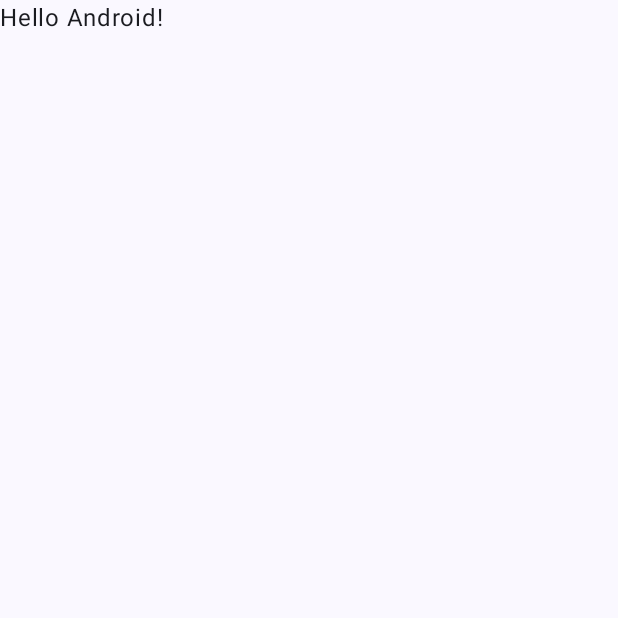
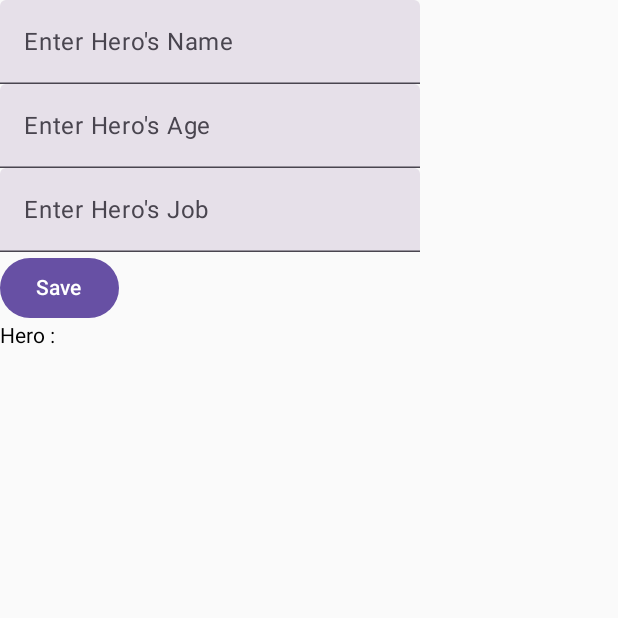
Before and after one commit to SezerBugday/KotlinTrials, an Android app built with Jetpack Compose: the screen it shows after launch (MainActivity), on a phone screen of 412 x 824 dp, the top half of it. Before the commit the part shown is almost empty. Run offline under Robolectric (Android 15) with nearby library versions, the phone set to English and light mode, and no system bars.

Commit message:
project finished

```diff
--- a/TrialOne_SuperHero/app/build.gradle
+++ b/TrialOne_SuperHero/app/build.gradle
@@ -37,7 +37,7 @@ android {
         compose true
     }
     composeOptions {
-        kotlinCompilerExtensionVersion '1.3.2'
+        kotlinCompilerExtensionVersion = "1.5.0"
     }
     packagingOptions {
         resources {
--- a/TrialOne_SuperHero/app/src/main/java/com/sezer/trialone_superhero/MainActivity.kt
+++ b/TrialOne_SuperHero/app/src/main/java/com/sezer/trialone_superhero/MainActivity.kt
@@ -1,46 +1,83 @@
+@file:OptIn(ExperimentalMaterial3Api::class)
+
 package com.sezer.trialone_superhero
 
 import android.os.Bundle
 import androidx.activity.ComponentActivity
 import androidx.activity.compose.setContent
+import androidx.compose.foundation.layout.Column
 import androidx.compose.foundation.layout.fillMaxSize
+import androidx.compose.material3.Button
+import androidx.compose.material3.ExperimentalMaterial3Api
 import androidx.compose.material3.MaterialTheme
 import androidx.compose.material3.Surface
-import androidx.compose.material3.Text
+import androidx.compose.material3.TextField
 import androidx.compose.runtime.Composable
+import androidx.compose.runtime.getValue
+import androidx.compose.runtime.mutableStateOf
+import androidx.compose.runtime.remember
+import androidx.compose.runtime.setValue
 import androidx.compose.ui.Modifier
 import androidx.compose.ui.tooling.preview.Preview
 import com.sezer.trialone_superhero.ui.theme.TrialOne_SuperHeroTheme
+import androidx.compose.material3.Text as Text
 
 class MainActivity : ComponentActivity() {
     override fun onCreate(savedInstanceState: Bundle?) {
         super.onCreate(savedInstanceState)
         setContent {
-            TrialOne_SuperHeroTheme {
-                // A surface container using the 'background' color from the theme
-                Surface(
-                    modifier = Modifier.fillMaxSize(),
-                    color = MaterialTheme.colorScheme.background
-                ) {
-                    Greeting("Android")
-                }
+                CreatHero()
             }
         }
     }
-}
 
-@Composable
-fun Greeting(name: String, modifier: Modifier = Modifier) {
-    Text(
-        text = "Hello $name!",
-        modifier = modifier
-    )
-}
+
+
 
 @Preview(showBackground = true)
 @Composable
-fun GreetingPreview() {
-    TrialOne_SuperHeroTheme {
-        Greeting("Android")
+fun CreatHero()
+{
+    var isim by remember { mutableStateOf("") }
+    var yas by remember { mutableStateOf("")   }
+    var meslek by remember { mutableStateOf("") }
+
+
+
+    var yazi by remember { mutableStateOf("")   }
+
+
+    Column() {
+        TextField(
+            value = isim,
+            placeholder = {},
+            label  = { Text(text = "Enter Hero's Name")},
+            onValueChange = {isim = it},
+            )
+        TextField(
+            value = yas,
+            placeholder = {},
+            label  = { Text(text = "Enter Hero's Age")},
+            onValueChange = {yas = it},
+        )
+        TextField(
+            meslek, {meslek = it},
+            placeholder = {},
+            label  = { Text(text = "Enter Hero's Job")},
+        )
+
+
+        Button(onClick = {
+            val superKah  = SuperHero(isim, yas.toIntOrNull() ?:-1,meslek)
+            yazi = superKah.Name + superKah.Age + superKah.Job
+        }) {
+            Text(text = "Save")
+        }
+
+
+            Text(text = "Hero : ${yazi}")
+
+
+
     }
 }
--- a/TrialOne_SuperHero/app/src/main/java/com/sezer/trialone_superhero/SuperHero.kt
+++ b/TrialOne_SuperHero/app/src/main/java/com/sezer/trialone_superhero/SuperHero.kt
@@ -1,5 +1,6 @@
 package com.sezer.trialone_superhero
 
-class SuperHero {
+class SuperHero (var Name: String, var Age: Int, var Job: String )
+{
 
 }
```
